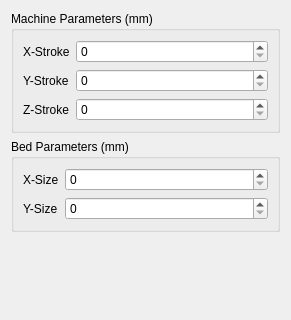
cblt2l/FreeCAD-CuraEngine-Plugin, file MachineDef.ui: the form before one commit; both pictures show x 0 to 291 and y 0 to 320 of the 291 by 845 pixel window.
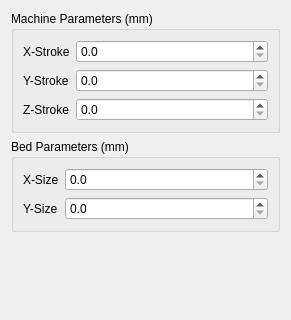
The form after the commit.

Commit message: Machine Definition GUI now saves settings internally

```diff
--- a/MachineDef.ui
+++ b/MachineDef.ui
@@ -32,13 +32,6 @@
           </property>
          </widget>
         </item>
-        <item row="0" column="1">
-         <widget class="QSpinBox" name="spinBox_1">
-          <property name="maximum">
-           <number>1000</number>
-          </property>
-         </widget>
-        </item>
         <item row="1" column="0">
          <widget class="QLabel" name="label_2">
           <property name="text">
@@ -46,13 +39,6 @@
           </property>
          </widget>
         </item>
-        <item row="1" column="1">
-         <widget class="QSpinBox" name="spinBox_2">
-          <property name="maximum">
-           <number>1000</number>
-          </property>
-         </widget>
-        </item>
         <item row="2" column="0">
          <widget class="QLabel" name="label_3">
           <property name="text">
@@ -60,10 +46,33 @@
           </property>
          </widget>
         </item>
+        <item row="0" column="1">
+         <widget class="QDoubleSpinBox" name="doubleSpinBox_1">
+          <property name="decimals">
+           <number>1</number>
+          </property>
+          <property name="maximum">
+           <double>1000.000000000000000</double>
+          </property>
+         </widget>
+        </item>
+        <item row="1" column="1">
+         <widget class="QDoubleSpinBox" name="doubleSpinBox_2">
+          <property name="decimals">
+           <number>1</number>
+          </property>
+          <property name="maximum">
+           <double>1000.000000000000000</double>
+          </property>
+         </widget>
+        </item>
         <item row="2" column="1">
-         <widget class="QSpinBox" name="spinBox_3">
+         <widget class="QDoubleSpinBox" name="doubleSpinBox_3">
+          <property name="decimals">
+           <number>1</number>
+          </property>
           <property name="maximum">
-           <number>1000</number>
+           <double>1000.000000000000000</double>
           </property>
          </widget>
         </item>
@@ -87,13 +96,6 @@
           </property>
          </widget>
         </item>
-        <item row="0" column="1">
-         <widget class="QSpinBox" name="spinBox_4">
-          <property name="maximum">
-           <number>1000</number>
-          </property>
-         </widget>
-        </item>
         <item row="1" column="0">
          <widget class="QLabel" name="label_5">
           <property name="text">
@@ -101,10 +103,23 @@
           </property>
          </widget>
         </item>
+        <item row="0" column="1">
+         <widget class="QDoubleSpinBox" name="doubleSpinBox_4">
+          <property name="decimals">
+           <number>1</number>
+          </property>
+          <property name="maximum">
+           <double>1000.000000000000000</double>
+          </property>
+         </widget>
+        </item>
         <item row="1" column="1">
-         <widget class="QSpinBox" name="spinBox_5">
+         <widget class="QDoubleSpinBox" name="doubleSpinBox_5">
+          <property name="decimals">
+           <number>1</number>
+          </property>
           <property name="maximum">
-           <number>1000</number>
+           <double>1000.000000000000000</double>
           </property>
          </widget>
         </item>
```
The commit also changes 1 other file.
